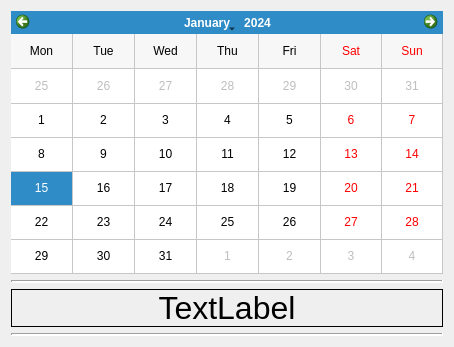
Qt form cvworks_gui/ui/calendar_ui.ui (FlyBoy8869/cvworks) before a commit.
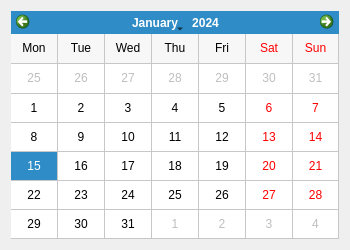
The same form after that commit. Custom widgets are drawn as their Qt base class.

Commit message: The date on the calendar is now highlighted appropriately instead of using a label.

What changed in the file:
```diff
--- a/cvworks_gui/ui/calendar_ui.ui
+++ b/cvworks_gui/ui/calendar_ui.ui
@@ -6,15 +6,13 @@
    <rect>
     <x>0</x>
     <y>0</y>
-    <width>454</width>
-    <height>347</height>
+    <width>350</width>
+    <height>250</height>
    </rect>
   </property>
   <property name="windowTitle">
    <string>Form</string>
   </property>
-  <layout class="QVBoxLayout" name="verticalLayout_2">
-   <item>
     <layout class="QVBoxLayout" name="verticalLayout">
      <item>
       <widget class="QCalendarWidget" name="calendarWidget">
@@ -29,56 +27,15 @@
        </property>
       </widget>
      </item>
-     <item>
-      <widget class="Line" name="line">
-       <property name="lineWidth">
-        <number>2</number>
-       </property>
-       <property name="orientation">
-        <enum>Qt::Horizontal</enum>
-       </property>
-      </widget>
-     </item>
-     <item>
-      <widget class="QLabel" name="label">
-       <property name="font">
-        <font>
-         <pointsize>24</pointsize>
-         <weight>50</weight>
-         <italic>false</italic>
-         <bold>false</bold>
-         <underline>false</underline>
-         <strikeout>false</strikeout>
-        </font>
-       </property>
-       <property name="styleSheet">
-        <string notr="true"/>
-       </property>
-       <property name="frameShape">
-        <enum>QFrame::Box</enum>
-       </property>
-       <property name="text">
-        <string>TextLabel</string>
-       </property>
-       <property name="alignment">
-        <set>Qt::AlignCenter</set>
-       </property>
-      </widget>
-     </item>
-     <item>
-      <widget class="Line" name="line_2">
-       <property name="lineWidth">
-        <number>2</number>
-       </property>
-       <property name="orientation">
-        <enum>Qt::Horizontal</enum>
-       </property>
-      </widget>
-     </item>
-    </layout>
-   </item>
-  </layout>
+  </layout>
  </widget>
+ <customwidgets>
+  <customwidget>
+   <class>CustomCalendar</class>
+   <extends>QCalendarWidget</extends>
+   <header>cvworks_gui.ui.customcalendar</header>
+  </customwidget>
+ </customwidgets>
  <resources/>
  <connections/>
 </ui>
```
Left out of the diff: 2 changed lines with no effect on the pictures. Lines whose indentation alone changed are shown as unchanged. The commit also changes 4 other files.
